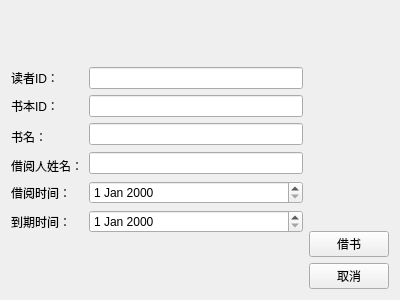
Old version of the form borrowbookeditview.ui in the repository CaiBiJiuDuoLian/QTCourseFinalWork.
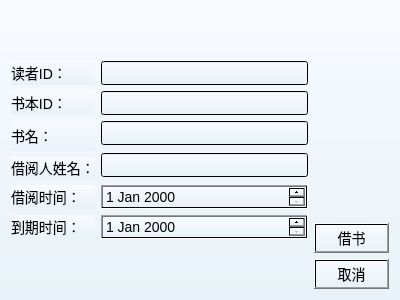
New version of the form.

```diff
--- a/borrowbookeditview.ui
+++ b/borrowbookeditview.ui
@@ -13,6 +13,13 @@
   <property name="windowTitle">
    <string>Form</string>
   </property>
+  <property name="styleSheet">
+   <string notr="true">QWidget {
+    background: qlineargradient(x1:0, y1:0, x2:0, y2:1, stop:0 #f8fbff, stop:1 #e8f2f8); /* 从上到下的浅蓝渐变背景 */
+    font-family: &quot;微软雅黑&quot;;
+    font-size: 14px;
+}</string>
+  </property>
   <layout class="QHBoxLayout" name="horizontalLayout">
    <item>
     <layout class="QGridLayout" name="gridLayout_4">
```
